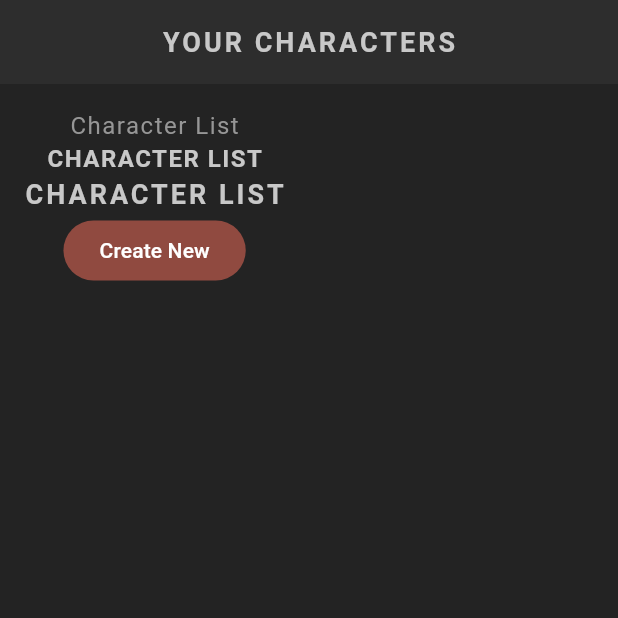
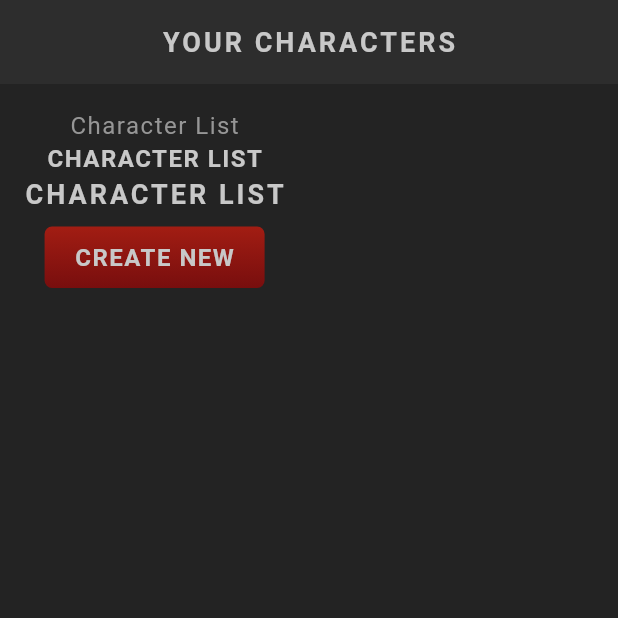
Before and after one commit to arnabict/RoleRoster, a Flutter app: the screen it shows after launch, on a phone screen of 412 x 824 dp, the top half of it. Run offline on Flutter 3.47's test engine with Material 3 defaults, Android fonts, the phone set to English and light mode, and no system bars; our stand-ins replace google_fonts; Roboto replaces fonts that are missing (Kanit).

Commit message:
feat: add StyledButton reusable widget component

```diff
--- a/lib/screens/home/home.dart
+++ b/lib/screens/home/home.dart
@@ -1,4 +1,5 @@
 import 'package:flutter/material.dart';
+import 'package:model_rpg/shared/styled_button.dart';
 import 'package:model_rpg/shared/styled_text.dart';
 
 class Home extends StatefulWidget {
@@ -21,7 +22,7 @@ class _HomeState extends State<Home> {
             StyledHeading("Character List"),
             StyledTitle("Character List"),
 
-            FilledButton(onPressed: () {}, child: Text("Create New")),
+            StyledButton(onPressed: () {}, child: StyledHeading("Create New")),
           ],
         ),
       ),
--- /dev/null
+++ b/lib/shared/styled_button.dart
@@ -0,0 +1,28 @@
+import 'package:flutter/material.dart';
+import 'package:model_rpg/theme.dart';
+
+class StyledButton extends StatelessWidget {
+  const StyledButton({super.key, required this.onPressed, required this.child});
+
+  final Function() onPressed;
+  final Widget child;
+
+  @override
+  Widget build(BuildContext context) {
+    return TextButton(
+      onPressed: onPressed,
+      child: Container(
+        padding: EdgeInsets.symmetric(vertical: 10, horizontal: 20),
+        decoration: BoxDecoration(
+          gradient: LinearGradient(
+            colors: [AppColors.primaryColor, AppColors.primaryAccent],
+            begin: AlignmentGeometry.topCenter,
+            end: AlignmentGeometry.bottomCenter,
+          ),
+          borderRadius: BorderRadius.all(Radius.circular(5)),
+        ),
+        child: child,
+      ),
+    );
+  }
+}
```
Also changed, not shown: 1 other file.
